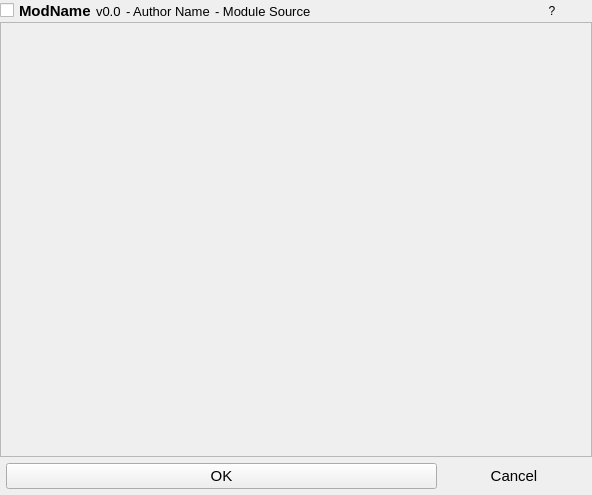
Above: ui/a2widget/a2module_view.ui from ewerybody/a2 before the change. Below: the same form after it.
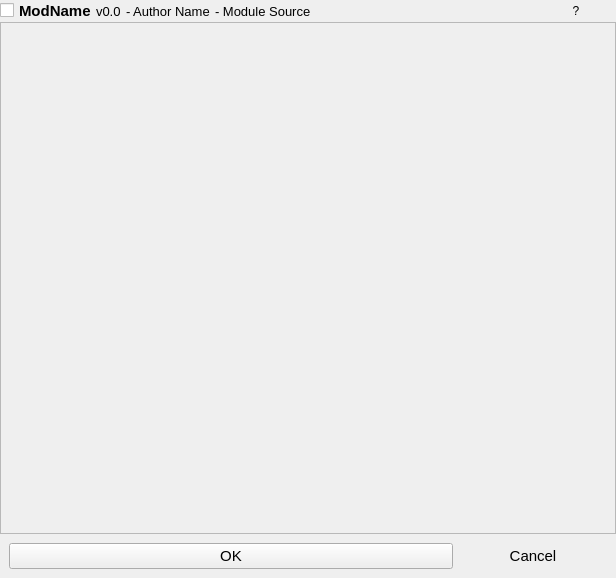
That is the form after the change.

Commit message: fixed the weird no margin main OK/Cancel button layout

What changed in the file:
```diff
--- a/ui/a2widget/a2module_view.ui
+++ b/ui/a2widget/a2module_view.ui
@@ -6,8 +6,8 @@
    <rect>
     <x>0</x>
     <y>0</y>
-    <width>592</width>
-    <height>495</height>
+    <width>616</width>
+    <height>578</height>
    </rect>
   </property>
   <property name="windowTitle">
@@ -127,11 +127,6 @@
    </item>
    <item>
     <widget class="QScrollArea" name="a2scroll_area">
-     <property name="font">
-      <font>
-       <pointsize>10</pointsize>
-      </font>
-     </property>
      <property name="widgetResizable">
       <bool>true</bool>
      </property>
@@ -140,8 +135,8 @@
        <rect>
         <x>0</x>
         <y>0</y>
-        <width>590</width>
-        <height>430</height>
+        <width>614</width>
+        <height>499</height>
        </rect>
       </property>
       <layout class="QVBoxLayout" name="verticalLayout_4"/>
@@ -150,19 +145,7 @@
    </item>
    <item>
     <widget class="QWidget" name="a2edit_okcancel_widget" native="true">
-     <property name="maximumSize">
-      <size>
-       <width>16777215</width>
-       <height>50</height>
-      </size>
-     </property>
      <layout class="QHBoxLayout" name="a2edit_okcancel_layout" stretch="3,1">
-      <property name="spacing">
-       <number>5</number>
-      </property>
-      <property name="margin">
-       <number>6</number>
-      </property>
       <item>
        <widget class="QPushButton" name="a2ok_button">
         <property name="font">
```
Left out of the diff: 2 changed lines with no effect on the pictures. The commit also changes 4 other files.
